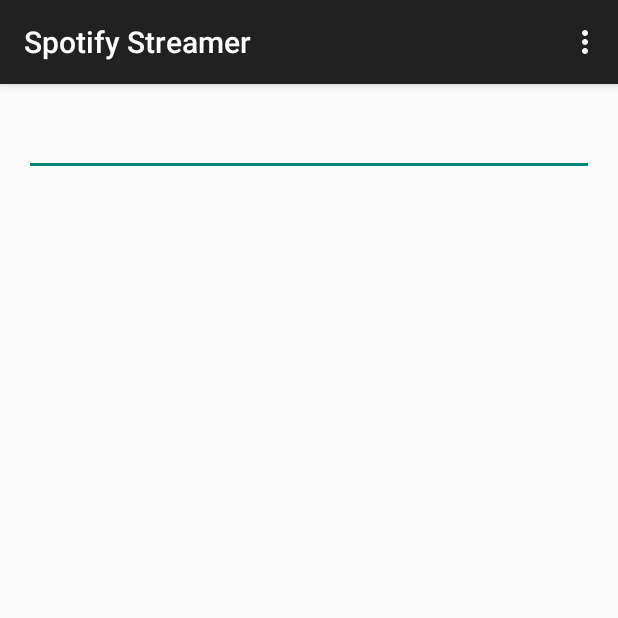
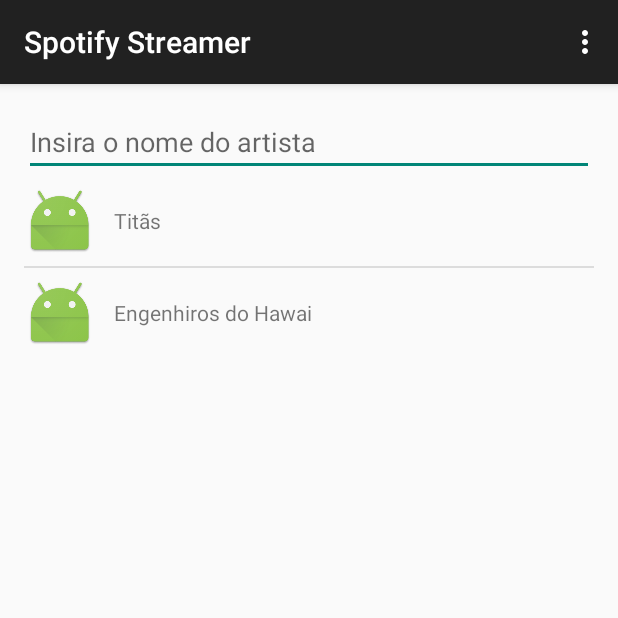
Before and after one commit to aluras/Spotify_Streamer, an Android app: the screen it shows after launch (MainActivity), on a phone screen of 412 x 824 dp, the top half of it. Run offline under Robolectric (Android 15) with nearby library versions, the phone set to English and light mode, and no system bars.

Commit message:
Inclusão da lista de artistas

```diff
--- a/app/build.gradle
+++ b/app/build.gradle
@@ -22,4 +22,5 @@
 dependencies {
     compile fileTree(dir: 'libs', include: ['*.jar'])
     compile 'com.android.support:appcompat-v7:22.2.0'
+    compile 'com.android.support:support-v4:22.2.0'
 }
--- /dev/null
+++ b/app/src/main/java/com/example/aluras/spotifystreamer/ArtistFragment.java
@@ -0,0 +1,49 @@
+package com.example.aluras.spotifystreamer;
+
+
+import android.os.Bundle;
+import android.support.v4.app.Fragment;
+import android.view.LayoutInflater;
+import android.view.View;
+import android.view.ViewGroup;
+import android.widget.ArrayAdapter;
+import android.widget.ListView;
+
+import java.util.ArrayList;
+
+
+/**
+ * A simple {@link Fragment} subclass.
+ */
+public class ArtistFragment extends Fragment {
+
+
+    public ArtistFragment() {
+        // Required empty public constructor
+    }
+
+
+    @Override
+    public View onCreateView(LayoutInflater inflater, ViewGroup container,
+                             Bundle savedInstanceState) {
+        // Inflate the layout for this fragment
+        View rootView =  inflater.inflate(R.layout.fragment_artist, container, false);
+
+        ArrayList<String> dados = new ArrayList<String>();
+
+        dados.add("Titãs");
+        dados.add("Engenhiros do Hawai");
+
+        ArrayAdapter<String> artistAdapter = new ArrayAdapter<String>(getActivity(), R.layout.list_item_artist, R.id.txtArtistName,dados);
+
+        ListView listView =(ListView) rootView.findViewById(R.id.listViewArtist);
+
+        listView.setAdapter(artistAdapter);
+
+
+
+        return rootView;
+    }
+
+
+}
--- a/app/src/main/res/layout/activity_main.xml
+++ b/app/src/main/res/layout/activity_main.xml
@@ -12,5 +12,17 @@
         android:imeOptions="actionSearch"
         android:layout_alignParentTop="true"
         android:layout_alignParentLeft="true"
-        android:layout_alignParentStart="true" />
+        android:layout_alignParentStart="true"
+        android:hint="@string/txtBuscaHint"
+        android:inputType="text" />
+
+    <fragment
+        android:layout_width="wrap_content"
+        android:layout_height="wrap_content"
+        android:name="com.example.aluras.spotifystreamer.ArtistFragment"
+        android:id="@+id/Artistfragment"
+        android:layout_below="@+id/txtBuscaArtista"
+        android:layout_alignParentLeft="true"
+        android:layout_alignParentStart="true"
+        tools:layout="@layout/fragment_artist" />
 </RelativeLayout>
--- /dev/null
+++ b/app/src/main/res/layout/fragment_artist.xml
@@ -0,0 +1,13 @@
+<FrameLayout xmlns:android="http://schemas.android.com/apk/res/android"
+    xmlns:tools="http://schemas.android.com/tools" android:layout_width="match_parent"
+    android:layout_height="match_parent"
+    tools:context="com.example.aluras.spotifystreamer.ArtistFragment">
+
+    <!-- TODO: Update blank fragment layout -->
+
+    <ListView
+        android:layout_width="wrap_content"
+        android:layout_height="wrap_content"
+        android:id="@+id/listViewArtist"
+        android:layout_gravity="start" />
+</FrameLayout>
--- /dev/null
+++ b/app/src/main/res/layout/list_item_artist.xml
@@ -0,0 +1,24 @@
+<?xml version="1.0" encoding="utf-8"?>
+<FrameLayout xmlns:android="http://schemas.android.com/apk/res/android"
+    android:layout_width="match_parent" android:layout_height="match_parent"
+    android:minHeight="60dp"
+    android:measureAllChildren="true">
+
+    <ImageView
+        android:layout_width="wrap_content"
+        android:layout_height="wrap_content"
+        android:id="@+id/imageView"
+        android:layout_gravity="center_vertical"
+        android:src="@mipmap/ic_launcher"
+        android:clickable="true"
+        android:contentDescription="@string/contentDescriptionImgArtist" />
+
+    <TextView
+        android:layout_width="wrap_content"
+        android:layout_height="wrap_content"
+        android:id="@+id/txtArtistName"
+        android:layout_gravity="center_vertical"
+        android:layout_marginStart="60dp"
+        android:layout_marginLeft="60dp"/>
+
+</FrameLayout>
--- a/app/src/main/res/values/strings.xml
+++ b/app/src/main/res/values/strings.xml
@@ -3,4 +3,7 @@
 
     <string name="hello_world">Hello world!</string>
     <string name="action_settings">Settings</string>
+
+    <string name="txtBuscaHint">Insira o nome do artista</string>
+    <string name="contentDescriptionImgArtist">Imagem artista</string>
 </resources>
```
